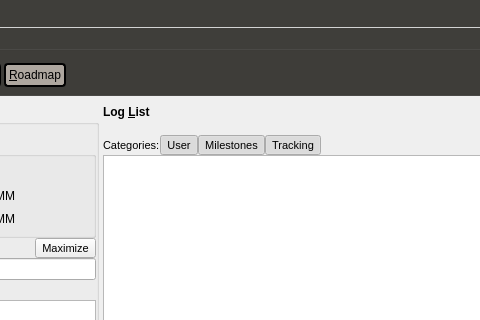
Before: the Qt Designer form forms/log2.ui in skriticos/nelia1, drawn with Qt 5; both pictures show x 188 to 668 and y 0 to 320 of the 800 by 600 pixel window.
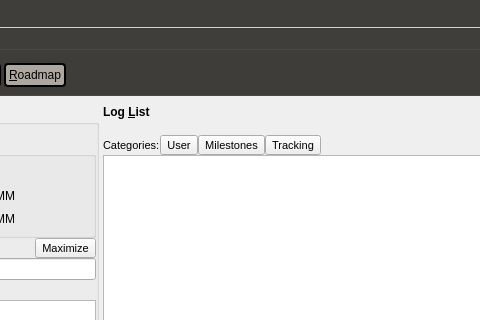
After: the same form once the commit is applied.

Commit message: drafted and implemented logging filter controls

The edit to the form file:
```diff
--- a/forms/log2.ui
+++ b/forms/log2.ui
@@ -577,7 +577,7 @@
              <bool>true</bool>
             </property>
             <property name="checked">
-             <bool>true</bool>
+             <bool>false</bool>
             </property>
            </widget>
           </item>
@@ -620,7 +620,7 @@
              <bool>true</bool>
             </property>
             <property name="checked">
-             <bool>true</bool>
+             <bool>false</bool>
             </property>
            </widget>
           </item>
@@ -638,7 +638,7 @@
              <bool>true</bool>
             </property>
             <property name="checked">
-             <bool>true</bool>
+             <bool>false</bool>
             </property>
            </widget>
           </item>
```
The commit also changes 2 other files.
